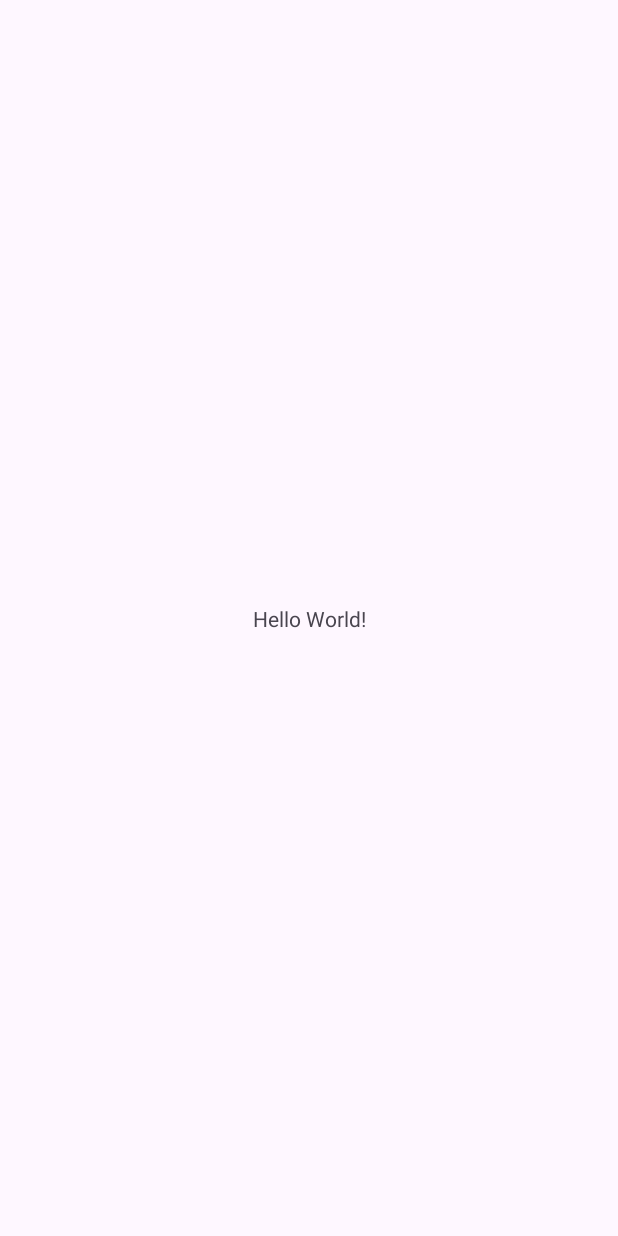
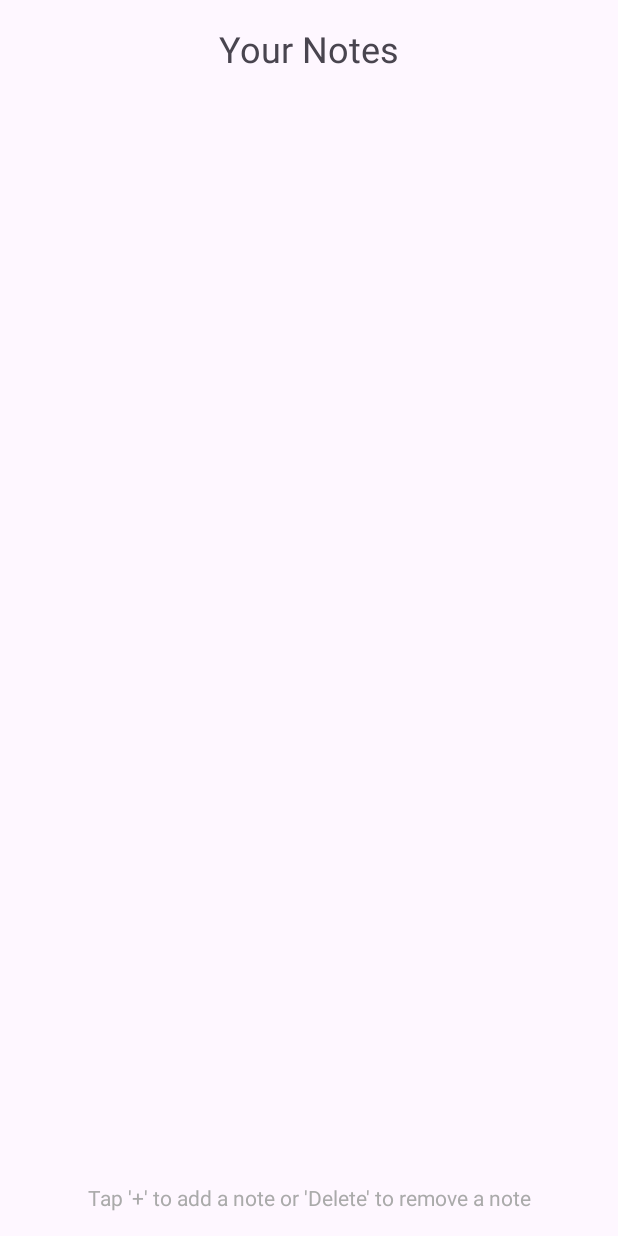
Before and after one commit to Gabija01/NotesApp, an Android app: the screen it shows after launch (MainActivity), on a phone screen of 412 x 824 dp. Before the commit the screen is almost empty. Run offline under Robolectric (Android 15) with nearby library versions, the phone set to English and light mode, and no system bars.

```diff
--- a/app/src/main/AndroidManifest.xml
+++ b/app/src/main/AndroidManifest.xml
@@ -13,6 +13,12 @@
         android:theme="@style/Theme.NotesApp"
         tools:targetApi="31">
         <activity
+            android:name=".DeleteNoteActivity"
+            android:exported="false" />
+        <activity
+            android:name=".AddNoteActivity"
+            android:exported="false" />
+        <activity
             android:name=".MainActivity"
             android:exported="true">
             <intent-filter>
--- a/app/src/main/java/com/example/notesapp/MainActivity.java
+++ b/app/src/main/java/com/example/notesapp/MainActivity.java
@@ -1,24 +1,69 @@
 package com.example.notesapp;
 
+import android.annotation.SuppressLint;
+import android.content.Intent;
 import android.os.Bundle;
-
-import androidx.activity.EdgeToEdge;
+import android.view.Menu;
+import android.view.MenuItem;
+import android.widget.ListView;
+import android.content.SharedPreferences;
+import android.widget.ArrayAdapter;
+import android.util.Log;
+import java.util.ArrayList;
+import java.util.Map;
 import androidx.appcompat.app.AppCompatActivity;
-import androidx.core.graphics.Insets;
-import androidx.core.view.ViewCompat;
-import androidx.core.view.WindowInsetsCompat;
 
 public class MainActivity extends AppCompatActivity {
+
+    private ListView listViewNotes;
 
     @Override
     protected void onCreate(Bundle savedInstanceState) {
         super.onCreate(savedInstanceState);
-        EdgeToEdge.enable(this);
         setContentView(R.layout.activity_main);
-        ViewCompat.setOnApplyWindowInsetsListener(findViewById(R.id.main), (v, insets) -> {
-            Insets systemBars = insets.getInsets(WindowInsetsCompat.Type.systemBars());
-            v.setPadding(systemBars.left, systemBars.top, systemBars.right, systemBars.bottom);
-            return insets;
-        });
+
+        listViewNotes = findViewById(R.id.listViewNotes);
+
+        loadNotes();
+    }
+
+    @Override
+    protected void onResume() {
+        super.onResume();
+        loadNotes();
+    }
+
+    @Override
+    public boolean onCreateOptionsMenu(Menu menu) {
+        getMenuInflater().inflate(R.menu.menu_main, menu);
+        return true;
+    }
+
+    @SuppressLint("NonConstantResourceId")
+    @Override
+    public boolean onOptionsItemSelected(MenuItem item) {
+        int id = item.getItemId();
+
+        if (id == R.id.menuAddNote) {
+            startActivity(new Intent(this, AddNoteActivity.class));
+            return true;
+        } else if (id == R.id.menuDeleteNote) {
+            startActivity(new Intent(this, DeleteNoteActivity.class));
+            return true;
+        } else {
+            return super.onOptionsItemSelected(item);
+        }
+    }
+
+
+    private void loadNotes() {
+        SharedPreferences prefs = getSharedPreferences("NotesApp", MODE_PRIVATE);
+        Map<String, ?> notes = prefs.getAll();
+
+        ArrayList<String> noteTitles = new ArrayList<>(notes.keySet());
+        ArrayAdapter<String> adapter = new ArrayAdapter<>(this, android.R.layout.simple_list_item_1, noteTitles);
+        listViewNotes.setAdapter(adapter);
+
+        Log.d("MainActivity", "Notes loaded: " + noteTitles.size() + " items");
     }
 }
--- a/app/src/main/res/layout/activity_main.xml
+++ b/app/src/main/res/layout/activity_main.xml
@@ -1,19 +1,34 @@
 <?xml version="1.0" encoding="utf-8"?>
-<androidx.constraintlayout.widget.ConstraintLayout xmlns:android="http://schemas.android.com/apk/res/android"
-    xmlns:app="http://schemas.android.com/apk/res-auto"
-    xmlns:tools="http://schemas.android.com/tools"
-    android:id="@+id/main"
+<LinearLayout
+    xmlns:android="http://schemas.android.com/apk/res/android"
     android:layout_width="match_parent"
     android:layout_height="match_parent"
-    tools:context=".MainActivity">
+    android:orientation="vertical"
+    android:padding="16dp">
 
     <TextView
         android:layout_width="wrap_content"
         android:layout_height="wrap_content"
-        android:text="Hello World!"
-        app:layout_constraintBottom_toBottomOf="parent"
-        app:layout_constraintEnd_toEndOf="parent"
-        app:layout_constraintStart_toStartOf="parent"
-        app:layout_constraintTop_toTopOf="parent" />
+        android:text="Your Notes"
+        android:textSize="24sp"
+        android:layout_gravity="center_horizontal"
+        android:paddingBottom="8dp"/>
 
-</androidx.constraintlayout.widget.ConstraintLayout>
+    <ListView
+        android:id="@+id/listViewNotes"
+        android:layout_width="match_parent"
+        android:layout_height="0dp"
+        android:layout_weight="1"
+        android:divider="@android:color/darker_gray"
+        android:dividerHeight="1dp"/>
+
+    <TextView
+        android:layout_width="match_parent"
+        android:layout_height="wrap_content"
+        android:text="Tap '+' to add a note or 'Delete' to remove a note"
+        android:gravity="center"
+        android:paddingTop="8dp"
+        android:textSize="14sp"
+        android:textColor="@android:color/darker_gray"/>
+
+</LinearLayout>
--- /dev/null
+++ b/app/src/main/res/menu/menu_main.xml
@@ -0,0 +1,14 @@
+<menu xmlns:android="http://schemas.android.com/apk/res/android"
+    xmlns:app="http://schemas.android.com/apk/res-auto">
+    <item
+        android:id="@+id/menuAddNote"
+        android:title="Sukurti užrašą"
+        android:icon="@android:drawable/ic_menu_add"
+        app:showAsAction="ifRoom" />
+
+    <item
+        android:id="@+id/menuDeleteNote"
+        android:title="Ištrinti užrašą"
+        android:icon="@android:drawable/ic_menu_delete"
+        app:showAsAction="ifRoom" />
+</menu>
```
Also changed, not shown: app/src/main/java/com/example/notesapp/AddNoteActivity.java (added, +24 -0 lines), app/src/main/java/com/example/notesapp/DeleteNoteActivity.java (added, +24 -0 lines), app/src/main/res/layout/activity_add_note.xml (added, +10 -0 lines), app/src/main/res/layout/activity_delete_note.xml (added, +10 -0 lines).
